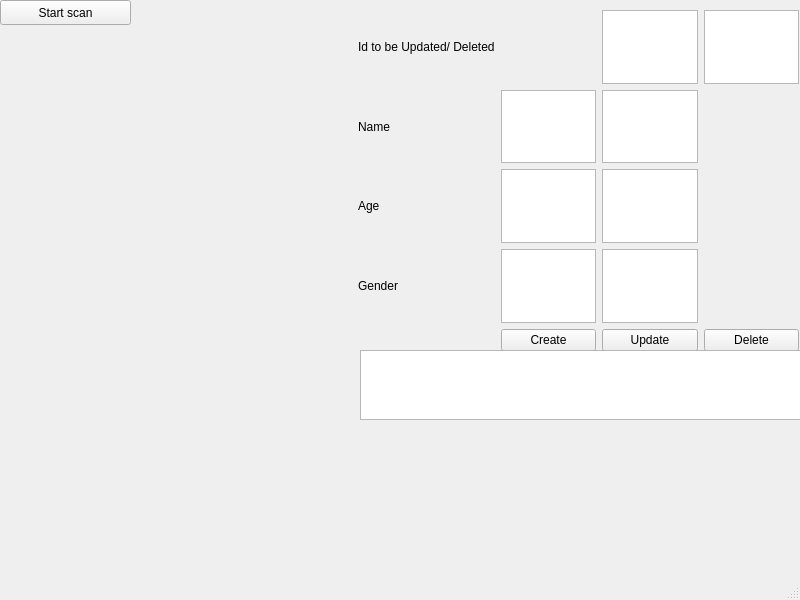
First picture: the form in mainwindow.ui, repository RoshanDewmina/3004-Final-Project, before the edit.
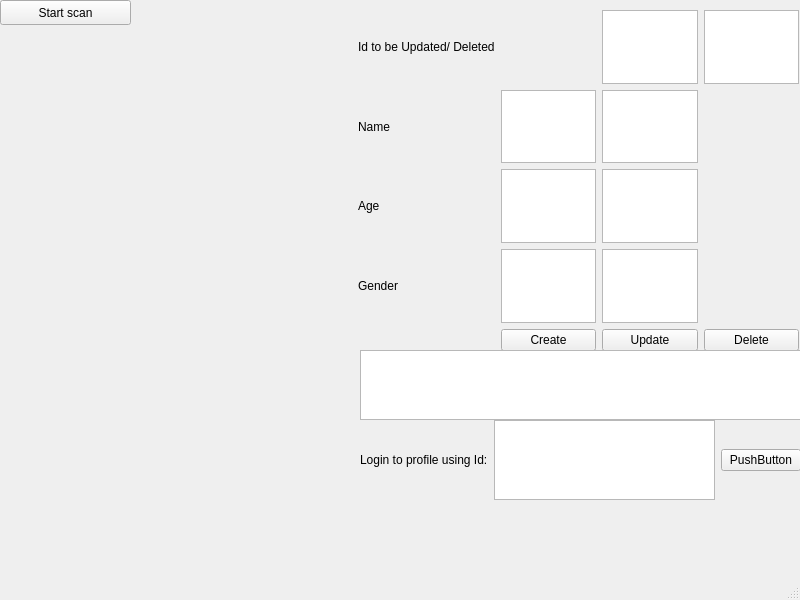
Second picture: the form after the edit.

```diff
--- a/mainwindow.ui
+++ b/mainwindow.ui
@@ -122,6 +122,35 @@
      </rect>
     </property>
    </widget>
+   <widget class="QWidget" name="gridLayoutWidget_2">
+    <property name="geometry">
+     <rect>
+      <x>360</x>
+      <y>420</y>
+      <width>441</width>
+      <height>80</height>
+     </rect>
+    </property>
+    <layout class="QGridLayout" name="gridLayout_2">
+     <item row="0" column="1">
+      <widget class="QTextEdit" name="loginText"/>
+     </item>
+     <item row="0" column="0">
+      <widget class="QLabel" name="label_5">
+       <property name="text">
+        <string>Login to profile using Id:</string>
+       </property>
+      </widget>
+     </item>
+     <item row="0" column="2">
+      <widget class="QPushButton" name="loginButton">
+       <property name="text">
+        <string>PushButton</string>
+       </property>
+      </widget>
+     </item>
+    </layout>
+   </widget>
   </widget>
   <widget class="QMenuBar" name="menubar">
    <property name="geometry">
```
